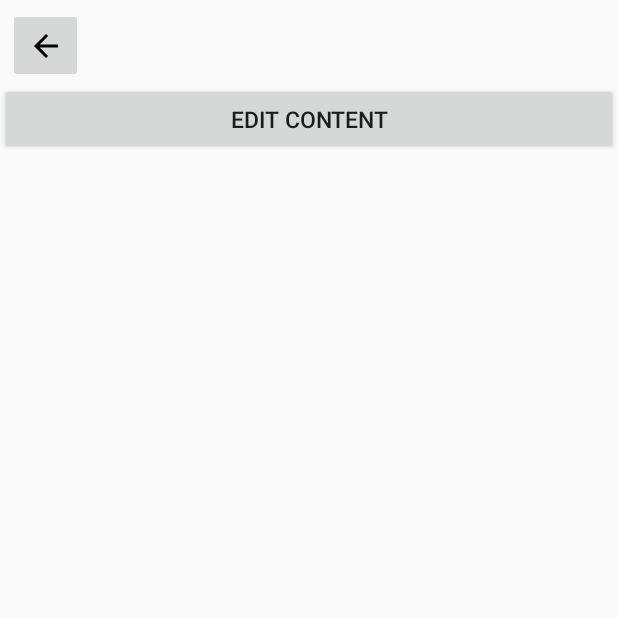
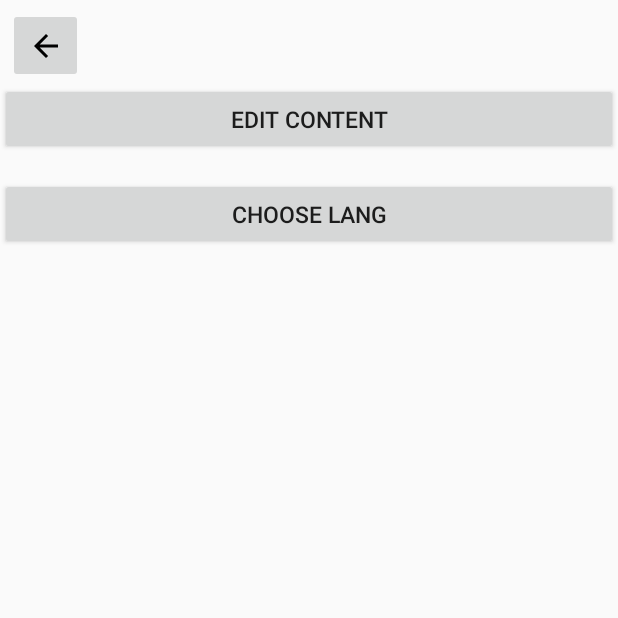
Before and after one commit to Fo4Ik-git/Colorist_calculator, an Android app: the SettingsActivity screen opened directly, with no data from a screen before it, on a phone screen of 412 x 824 dp, the top half of it. Run offline under Robolectric (Android 15) with nearby library versions, the phone set to English and light mode, and no system bars.

Commit message:
Add btn to change lang

```diff
--- a/app/src/main/res/layout/settings_activity.xml
+++ b/app/src/main/res/layout/settings_activity.xml
@@ -1,6 +1,5 @@
 <androidx.constraintlayout.widget.ConstraintLayout xmlns:android="http://schemas.android.com/apk/res/android"
     xmlns:app="http://schemas.android.com/apk/res-auto"
-    xmlns:tools="http://schemas.android.com/tools"
     android:layout_width="match_parent"
     android:layout_height="match_parent">
 
@@ -9,9 +8,9 @@
         style="@android:style/Widget.DeviceDefault.ImageButton"
         android:layout_width="50dp"
         android:layout_height="50dp"
+        android:layout_marginLeft="5dp"
+        android:layout_marginTop="5dp"
         android:onClick="toMain"
-        android:layout_marginTop="5dp"
-        android:layout_marginLeft="5dp"
         app:layout_constraintStart_toStartOf="parent"
         app:layout_constraintTop_toTopOf="parent"
         app:srcCompat="@drawable/ic_back" />
@@ -28,25 +27,41 @@
         <LinearLayout
             android:layout_width="match_parent"
             android:layout_height="wrap_content"
-            android:orientation="vertical">
+            android:orientation="vertical"
+            >
+
+            <LinearLayout
+                android:layout_width="match_parent"
+                android:layout_height="match_parent"
+                android:paddingBottom="15dp"
+                android:orientation="horizontal">
+
+
+                <Button
+                    android:id="@+id/btn_edit_content"
+                    android:layout_width="match_parent"
+                    android:layout_height="wrap_content"
+                    android:gravity="center"
+                    android:onClick="onClick"
+                    android:text="@string/edit_content"
+                    android:textSize="15dp" />
+
+
+            </LinearLayout>
 
             <LinearLayout
                 android:layout_width="match_parent"
                 android:layout_height="match_parent"
                 android:orientation="horizontal">
 
-
                 <Button
-                    android:id="@+id/btn_theme"
+                    android:id="@+id/btn_choose_lang"
                     android:layout_width="match_parent"
                     android:layout_height="wrap_content"
-                    android:onClick="onEdit"
                     android:gravity="center"
-                    android:text="@string/edit_content"
-                    android:textSize="15dp"
-                    />
-
-
+                    android:onClick="onClick"
+                    android:text="@string/choose_lang"
+                    android:textSize="15dp" />
             </LinearLayout>
 
         </LinearLayout>
--- a/app/src/main/res/values/strings.xml
+++ b/app/src/main/res/values/strings.xml
@@ -15,6 +15,7 @@
     <string name="edit_content">Edit content</string>
     <string name="btn_light_theme">Light theme</string>
     <string name="title_activity_settings">Settings</string>
+    <string name="choose_lang">Choose lang</string>
 
 
 <!--    Part for Activity -->
```
Also changed, not shown: app/src/main/java/com/fo4ik/colouristcounter/SettingsActivity.java (+54 -12 lines).
